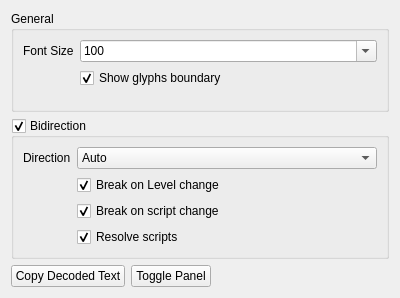
First picture: the form in UI-Qt/QXShapingOptionsWidget.ui, repository frinkr/FontViewer, before the edit.
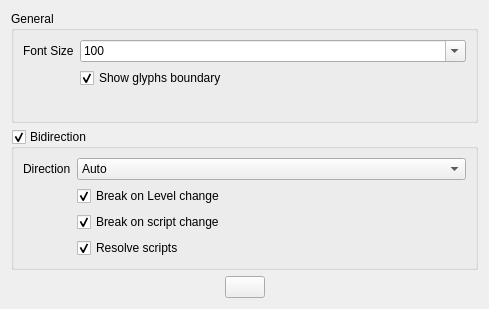
Second picture: the form after the edit. Icons and pictures are not drawn.

Commit message: change icons when changing themes.

```diff
--- a/UI-Qt/QXShapingOptionsWidget.ui
+++ b/UI-Qt/QXShapingOptionsWidget.ui
@@ -6,8 +6,8 @@
    <rect>
     <x>0</x>
     <y>0</y>
-    <width>400</width>
-    <height>298</height>
+    <width>489</width>
+    <height>309</height>
    </rect>
   </property>
   <property name="minimumSize">
@@ -233,17 +233,36 @@
    </item>
    <item>
     <layout class="QHBoxLayout" name="horizontalLayout">
+     <item>
+      <spacer name="horizontalSpacer_2">
+       <property name="orientation">
+        <enum>Qt::Horizontal</enum>
+       </property>
+       <property name="sizeHint" stdset="0">
+        <size>
+         <width>40</width>
+         <height>20</height>
+        </size>
+       </property>
+      </spacer>
+     </item>
      <item>
       <widget class="QPushButton" name="copyTextButton">
-       <property name="text">
+       <property name="toolTip">
         <string>Copy Decoded Text</string>
        </property>
-      </widget>
-     </item>
-     <item>
-      <widget class="QPushButton" name="togglePanelPushButton">
        <property name="text">
-        <string>Toggle Panel</string>
+        <string/>
+       </property>
+       <property name="icon">
+        <iconset resource="QXApplication.qrc">
+         <normaloff>:/images/truetype.png</normaloff>:/images/truetype.png</iconset>
+       </property>
+       <property name="iconSize">
+        <size>
+         <width>30</width>
+         <height>30</height>
+        </size>
        </property>
       </widget>
      </item>
@@ -254,7 +273,7 @@
        </property>
        <property name="sizeHint" stdset="0">
         <size>
-         <width>40</width>
+         <width>188</width>
          <height>20</height>
         </size>
        </property>
```
Left out of the diff: 4 changed lines with no effect on the pictures. The commit also changes 11 other files.
